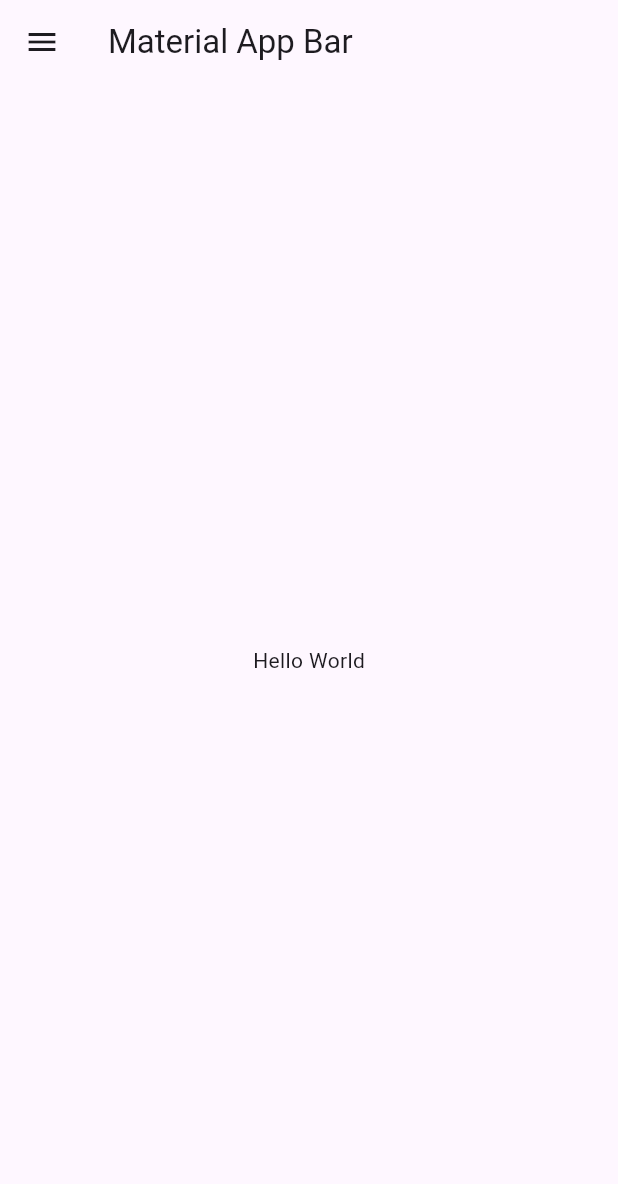
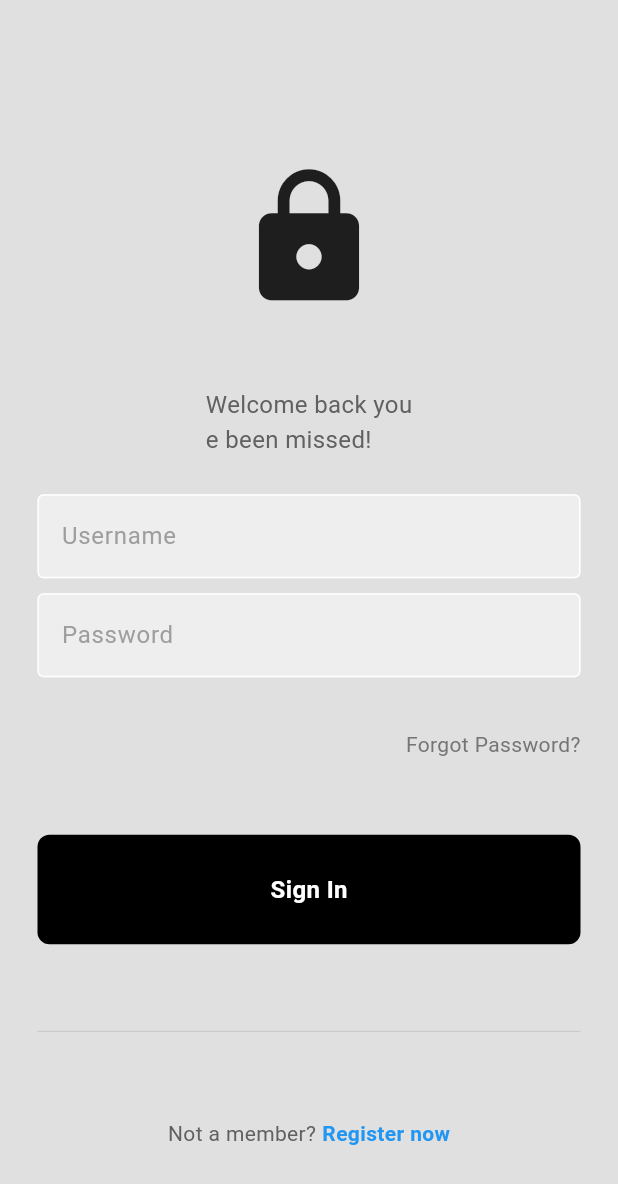
Before and after one commit to theboxPE/defensa_civil, a Flutter app: the screen it shows after launch, on a phone screen of 412 x 824 dp. Shown: the top 1184 px of the screen. Run offline on Flutter 3.47's test engine with Material 3 defaults, Android fonts, the phone set to English and light mode, and no system bars.

Commit message:
Main listo, solo falta aplicar la logica

```diff
--- /dev/null
+++ b/lib/components/my_button.dart
@@ -0,0 +1,33 @@
+import 'package:flutter/material.dart';
+
+class MyButton extends StatelessWidget {
+
+  final Function()? onTap;
+
+  const MyButton({super.key, required this.onTap});
+
+  @override
+  Widget build(BuildContext context) {
+    return GestureDetector(
+      onTap: onTap,
+      child: Container(
+        padding: const EdgeInsets.all(25),
+        margin: const EdgeInsets.symmetric(horizontal: 25),
+        decoration: BoxDecoration(
+          color: Colors.black,
+          borderRadius: BorderRadius.circular(8),
+          ),
+        child: const Center(
+          child: Text(
+            'Sign In',
+            style: TextStyle(
+              color: Colors.white,
+              fontWeight: FontWeight.bold,
+              fontSize: 16,
+            ),
+          ),
+          ),
+      ),
+    );
+  }
+}
--- /dev/null
+++ b/lib/components/textfield.dart
@@ -0,0 +1,35 @@
+import 'package:flutter/material.dart';
+
+
+class MytextField extends StatelessWidget {
+  final controller;
+  final String hintText;
+  final bool obscureText;
+
+  const MytextField({
+    super.key,
+    required this.controller,
+    required this.hintText,
+    required this.obscureText,
+    });
+
+  @override
+  Widget build(BuildContext context) {
+    return Padding(
+      padding: const EdgeInsets.symmetric(horizontal: 25.0),
+      child: TextField(
+        controller: controller,
+        obscureText: obscureText,
+        decoration: InputDecoration(
+          enabledBorder: const OutlineInputBorder(
+            borderSide: BorderSide(color: Colors.white),
+          ),
+          fillColor: Colors.grey.shade200,
+          filled: true,
+          hintText: hintText,
+          hintStyle: TextStyle(color: Colors.grey[500]),
+        ),
+      ),
+    );
+  }
+}
--- a/lib/login.dart
+++ b/lib/login.dart
@@ -1 +1,139 @@
+import 'package:defensa_civil/components/my_button.dart';
+import 'package:defensa_civil/components/textfield.dart';
 import 'package:flutter/material.dart';
+
+class LoginPage extends StatelessWidget {
+  LoginPage({super.key});
+
+
+  //text editing controllers
+  final usernameController = TextEditingController();
+  final passwordController = TextEditingController();
+
+  // sign user in method
+  void signUserIn() {
+
+  }
+
+  @override
+  Widget build(BuildContext context) {
+    return Scaffold(
+      backgroundColor: Colors.grey[300],
+      body: SafeArea(
+        child: Center(
+          child: Column(
+            mainAxisAlignment: MainAxisAlignment.center,
+            children: [
+              const SizedBox(height: 50),
+
+              // logo
+              const Icon(
+                Icons.lock,
+                size: 100,
+              ),
+
+              const SizedBox(height: 50),
+
+              //welcome back, you ve been missed!
+              Text(
+                'Welcome back you\ve been missed!',
+                style: TextStyle(
+                  color: Colors.grey[700],
+                  fontSize: 16,
+                  ),
+              ),
+
+
+              const SizedBox(height: 25),
+
+
+              // username textfield
+              MytextField(
+                controller: usernameController,
+                hintText: 'Username',
+                obscureText: true,
+              ),
+
+              const SizedBox(height: 10),
+
+              // password textfield
+              MytextField(
+                controller: passwordController,
+                hintText: 'Password',
+                obscureText: false,
+              ),
+
+              const SizedBox(height: 10),
+
+
+              // forgot password?
+              Padding(
+                padding: const EdgeInsets.all(25.0),
+                child: Row(
+                  mainAxisAlignment: MainAxisAlignment.end,
+                  children: [
+                    Text(
+                      'Forgot Password?',
+                      style: TextStyle(color: Colors.grey[600]),
+                    ),
+                  ],
+                ),
+              ),
+
+              const SizedBox(height: 25),
+
+              // sign in button
+              MyButton(
+                onTap: signUserIn,
+              ),
+
+
+              const SizedBox(height: 50),
+
+
+              // or continue with
+              Padding(
+                padding: const EdgeInsets.symmetric(horizontal: 25.0),
+                child: Row(
+                  children: [
+                    Expanded(
+                      child: Divider(
+                        thickness: 0.5,
+                        color: Colors.grey[400],
+                      ),
+                    ),
+                  ],
+                ),
+              ),
+
+
+              const SizedBox(height: 50),
+
+              //not a member? register now
+              Row(
+                mainAxisAlignment: MainAxisAlignment.center,
+                children: [
+                  Text(
+                    'Not a member?',
+                    style: TextStyle(
+                      color: Colors.grey[700],
+                    ),
+                  ),
+                  const SizedBox(width: 4),
+                  const Text(
+                    'Register now',
+                    style: TextStyle(
+                      color: Colors.blue, fontWeight: FontWeight.bold,
+                    ),
+                  ),
+                ],
+              ),
+
+
+            ],
+          ),
+        ),
+      ),
+    );
+  }
+}
--- a/lib/main.dart
+++ b/lib/main.dart
@@ -1,3 +1,4 @@
+import 'package:defensa_civil/login.dart';
 import 'package:defensa_civil/navbar.dart';
 import 'package:flutter/material.dart';
 
@@ -10,16 +11,7 @@
   Widget build(BuildContext context) {
     return MaterialApp(
       debugShowCheckedModeBanner: false,
-      title: 'Defensa Civil',
-      home: Scaffold(
-        drawer: const Navbar(),
-        appBar: AppBar(
-          title: const Text('Material App Bar'),
-        ),
-        body: const Center(
-          child: Text('Hello World'),
-        ),
-      ),
-    );
+      home: LoginPage(),
+      );
   }
 }
```
